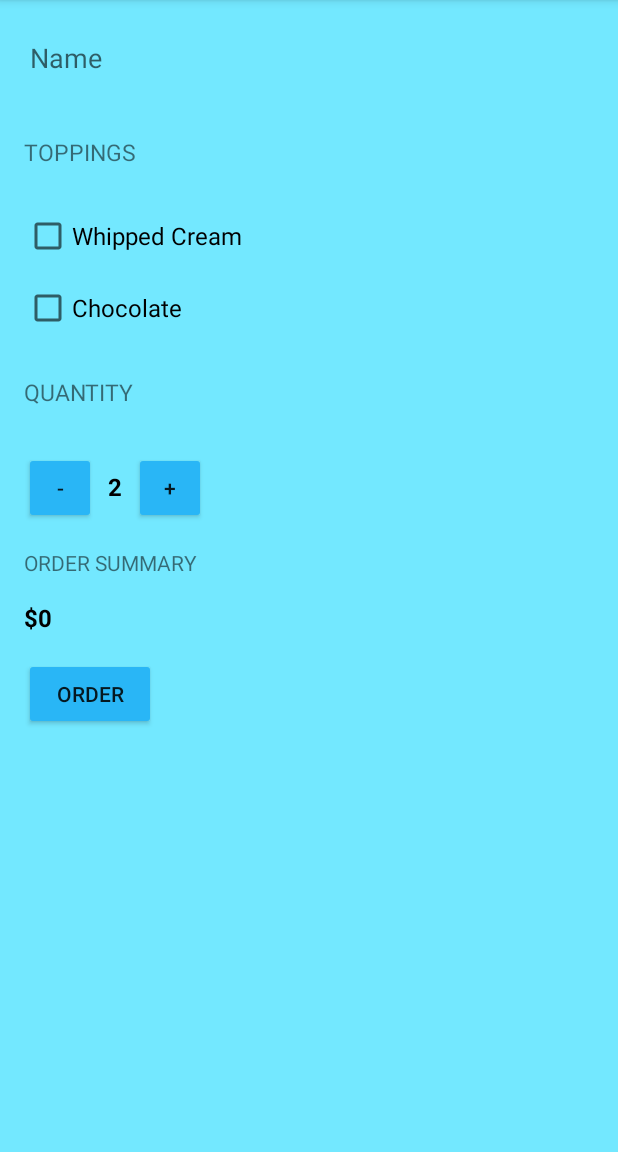
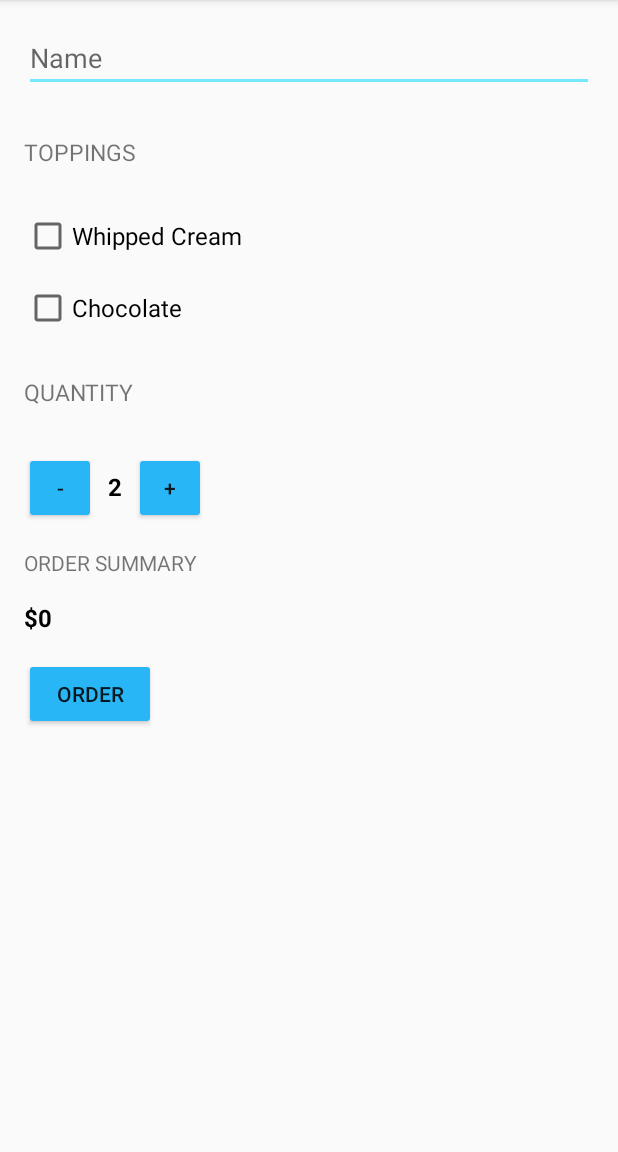
Before and after one commit to ShonenDi/Android-First-Look, an Android app: the screen it shows after launch (MainActivity), on a phone screen of 412 x 824 dp, the part 84-1236 px from its top. Run offline under Robolectric (Android 15) with nearby library versions, the phone set to English and light mode, and no system bars.

Commit message:
add style and main theme

```diff
--- a/Jast Java/app/src/main/res/values/styles.xml
+++ b/Jast Java/app/src/main/res/values/styles.xml
@@ -7,7 +7,6 @@
         <item name="colorPrimaryDark">#0086c3</item>
         <item name="colorAccent">#73e8ff</item>
         <item name="colorButtonNormal">#29b6f6</item>
-        <item name="android:colorBackground">#73e8ff</item>
     </style>
 
     <style name="HeaderTextStyle">
```
